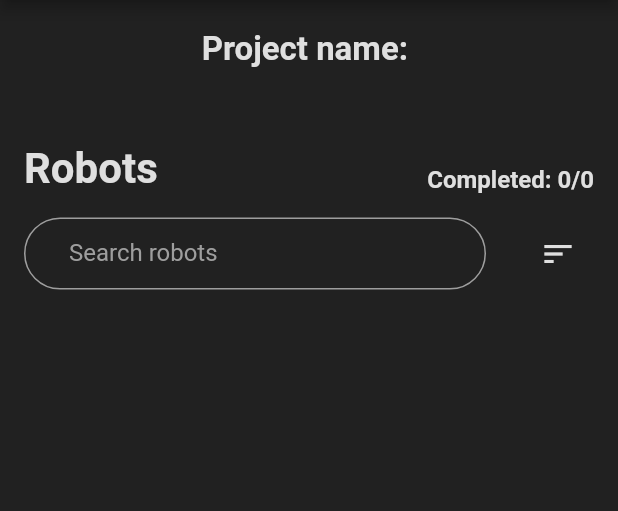
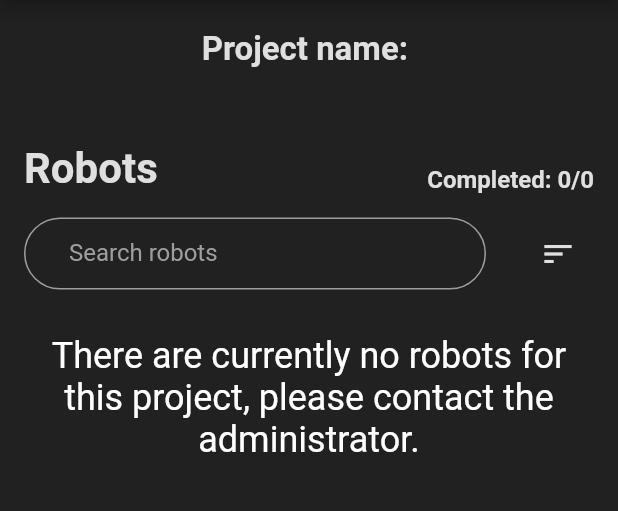
Before and after one commit to Quantonly/RoboWorks, a Flutter app: the RobotsPage screen opened directly with empty values, on a phone screen of 412 x 824 dp, the part 84-595 px from its top. Run offline on Flutter 3.47's test engine with Material 2 defaults, Android fonts, the phone set to English and light mode, and no system bars; our stand-ins replace cloud_firestore, firebase_analytics, firebase_auth, firebase_core, firebase_crashlytics, form_field_validator and 5 more; accounts and stored records are empty.

Commit message:
Indication if there is no data

```diff
--- a/lib/pages/robots.dart
+++ b/lib/pages/robots.dart
@@ -51,6 +51,41 @@ class _RobotsPageState extends State<RobotsPage> {
         child: SizedBox(
           child: Center(
             child: CircularProgressIndicator(),
+          ),
+        ),
+      );
+    } else if (robots.isEmpty) {
+      return Expanded(
+        child: SizedBox(
+          child: RefreshIndicator(
+            onRefresh: _fetchRobots,
+            child: ScrollConfiguration(
+              behavior: NoGlowBehavior(),
+              child: ListView.builder(
+                physics: const BouncingScrollPhysics(
+                    parent: AlwaysScrollableScrollPhysics()),
+                itemCount: 1,
+                itemBuilder: (context, index) {
+                  return Column(
+                    children: const [
+                      SizedBox(
+                        height: 20,
+                      ),
+                      Center(
+                        child: Padding(
+                          padding: EdgeInsets.symmetric(horizontal: 32.0),
+                          child: Text(
+                            'There are currently no robots for this project, please contact the administrator.',
+                            textAlign: TextAlign.center,
+                            style: TextStyle(color: Colors.white, fontSize: 24),
+                          ),
+                        ),
+                      ),
+                    ],
+                  );
+                },
+              ),
+            ),
           ),
         ),
       );
```
Also changed, not shown: lib/pages/dashboard.dart (+37 -1 lines), lib/services/database/project_service.dart (+9 -6 lines).
